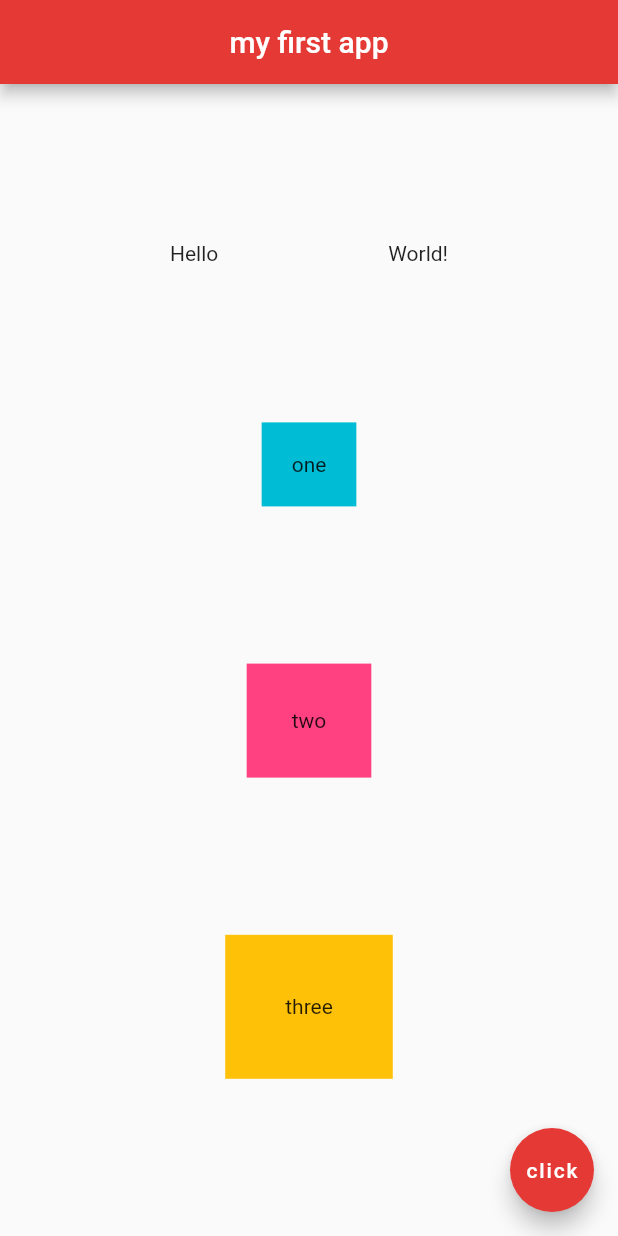
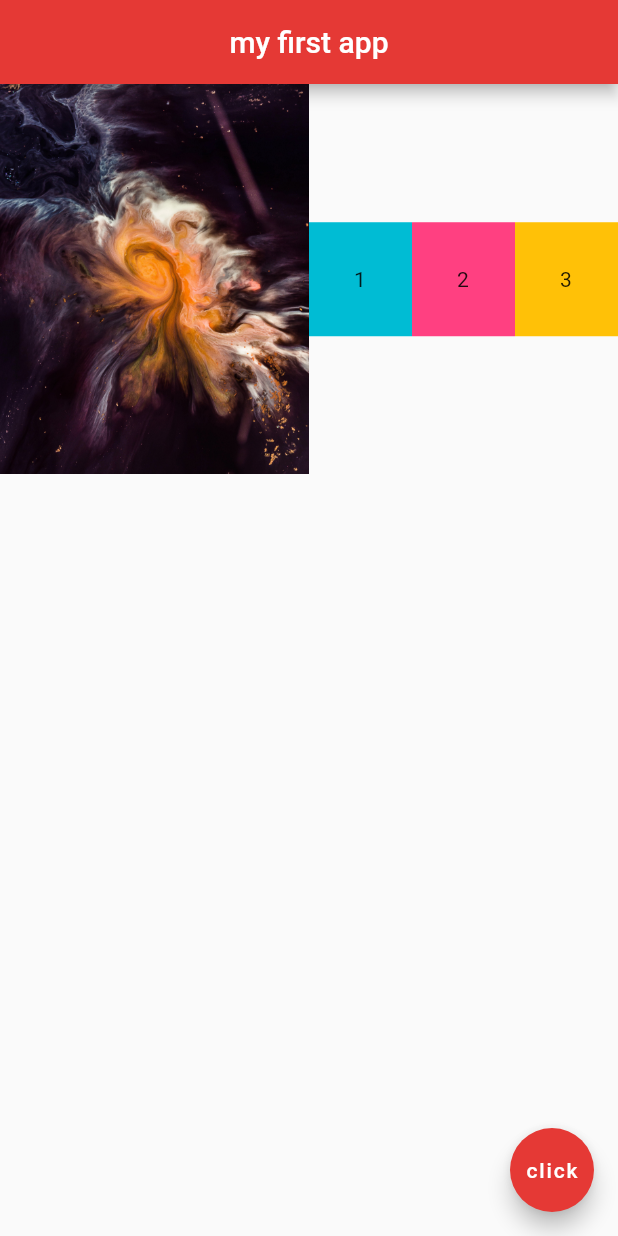
Before and after one commit to VisionAce/BeginnerFlutter, a Flutter app: the screen it shows after launch, on a phone screen of 412 x 824 dp. Run offline on Flutter 3.47's test engine with Material 2 defaults, Android fonts, the phone set to English and light mode, and no system bars; our stand-ins replace gap.

Commit message:
Learn day5: Flutter Tutorial for Beginners #13-14 & Gap

```diff
--- a/hello_world/lib/main.dart
+++ b/hello_world/lib/main.dart
@@ -1,4 +1,9 @@
+// import 'dart:html';
+
+import 'dart:math';
+
 import 'package:flutter/material.dart';
+import 'package:gap/gap.dart';
 
 void main() {
   runApp(const MaterialApp(
@@ -17,33 +22,33 @@ class Home extends StatelessWidget {
         centerTitle: true,
         backgroundColor: const Color.fromRGBO(229, 57, 53, 1),
       ),
-      body: Column(
-        mainAxisAlignment: MainAxisAlignment.spaceEvenly,
-        crossAxisAlignment: CrossAxisAlignment.center,
+      body: Row(
         children: <Widget>[
-          Row(
-            mainAxisAlignment: MainAxisAlignment.spaceEvenly,
-            crossAxisAlignment: CrossAxisAlignment.center,
-            children: <Widget>[
-              Text('Hello'),
-              Text('World!'),
-            ],
+          Expanded(child: Image.asset('assets/space-2.jpg'), flex: 3),
+          Expanded(
+            flex: 1,
+            child: Container(
+              padding: EdgeInsets.all(30.0),
+              color: Colors.cyan,
+              child: Text('1'),
+            ),
           ),
-          Container(
-            padding: EdgeInsets.all(20.0),
-            color: Colors.cyan,
-            child: Text('one'),
+          Expanded(
+            flex: 1,
+            child: Container(
+              padding: EdgeInsets.all(30.0),
+              color: Colors.pinkAccent,
+              child: Text('2'),
+            ),
           ),
-          Container(
-            padding: EdgeInsets.all(30.0),
-            color: Colors.pinkAccent,
-            child: Text('two'),
-          ),
-          Container(
-            padding: EdgeInsets.all(40.0),
-            color: Colors.amber,
-            child: Text('three'),
-          ),
+          Expanded(
+            flex: 1,
+            child: Container(
+              padding: EdgeInsets.all(30.0),
+              color: Colors.amber,
+              child: Text('3'),
+            ),
+          )
         ],
       ),
       floatingActionButton: FloatingActionButton(
--- a/hello_world/pubspec.yaml
+++ b/hello_world/pubspec.yaml
@@ -35,6 +35,7 @@ dependencies:
   # The following adds the Cupertino Icons font to your application.
   # Use with the CupertinoIcons class for iOS style icons.
   cupertino_icons: ^1.0.2
+  gap: ^3.0.1
 
 dev_dependencies:
   flutter_test:
```
Also changed, not shown: hello_world/pubspec.lock, 1 other file.
